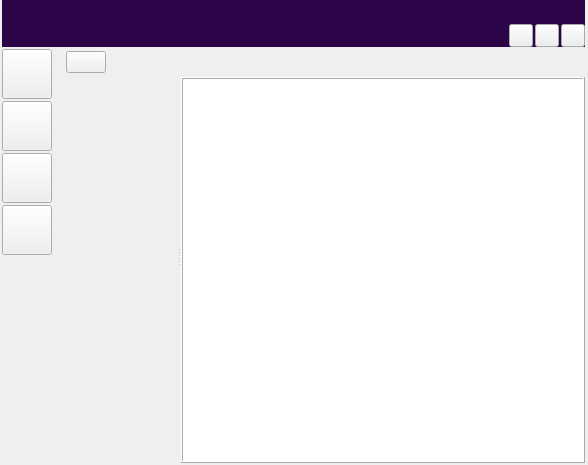
This is ui/home_view.ui in zkovari/plotlyst as Qt 5 draws it before an edit. The edited form follows.
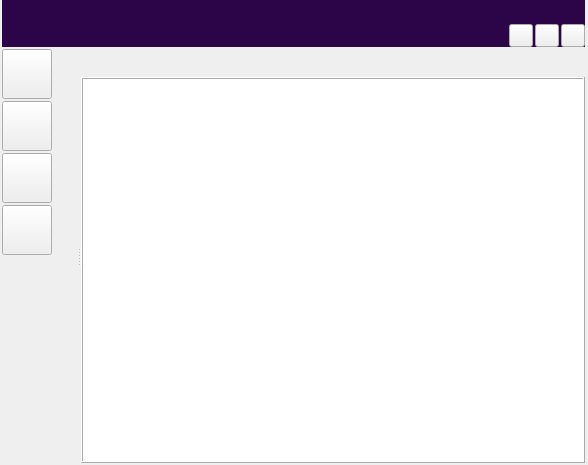
This is the edited form.

Commit message: Add new home novel view

What changed in the file:
```diff
--- a/ui/home_view.ui
+++ b/ui/home_view.ui
@@ -344,31 +344,6 @@
                 <property name="bottomMargin">
                  <number>2</number>
                 </property>
-                <item>
-                 <widget class="QPushButton" name="btnAdd">
-                  <property name="sizePolicy">
-                   <sizepolicy hsizetype="Maximum" vsizetype="Fixed">
-                    <horstretch>0</horstretch>
-                    <verstretch>0</verstretch>
-                   </sizepolicy>
-                  </property>
-                  <property name="cursor">
-                   <cursorShape>PointingHandCursor</cursorShape>
-                  </property>
-                  <property name="toolTip">
-                   <string>Add new story</string>
-                  </property>
-                  <property name="text">
-                   <string/>
-                  </property>
-                  <property name="positive" stdset="0">
-                   <bool>true</bool>
-                  </property>
-                  <property name="base" stdset="0">
-                   <bool>true</bool>
-                  </property>
-                 </widget>
-                </item>
                </layout>
               </widget>
              </item>
```
The commit also changes 1 other file.
